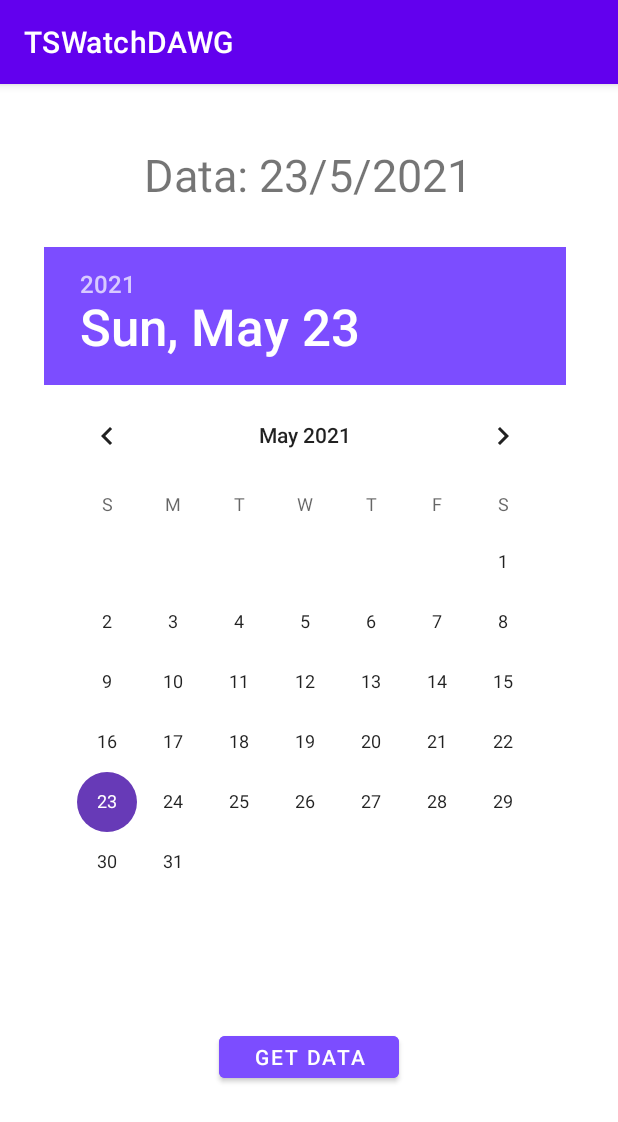
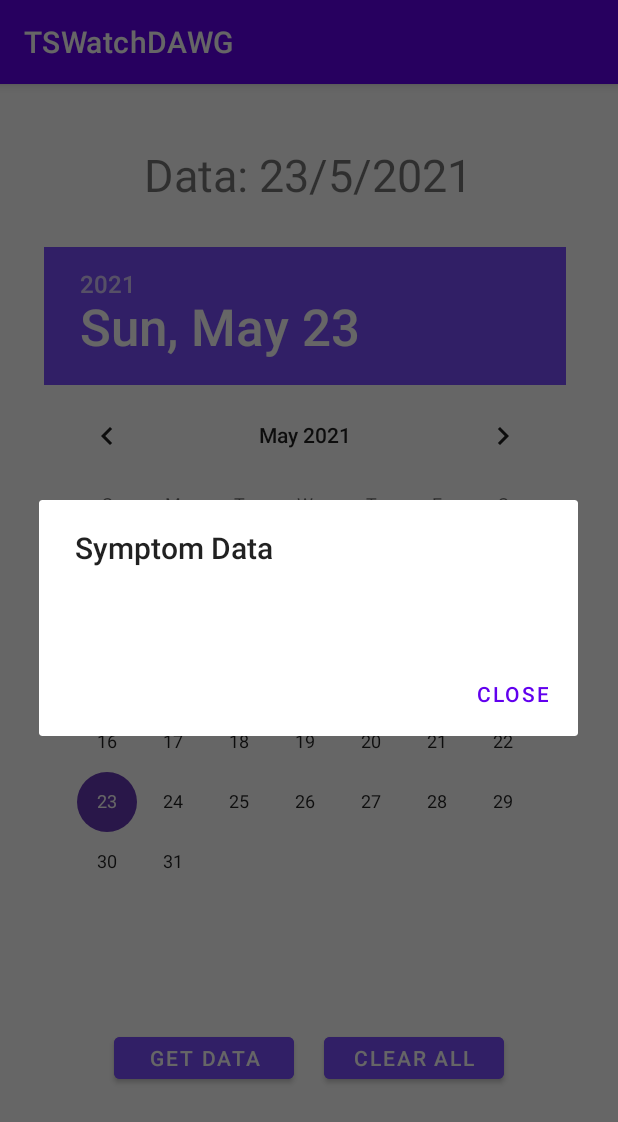
Before and after one commit to rnahum70/TSWatchDAWG, an Android app: the Data screen opened directly, with no data from a screen before it, after a tap on "GET DATA", on a phone screen of 412 x 824 dp. Shown: the top 1122 px of the screen. Run offline under Robolectric (Android 15) with nearby library versions, the phone set to English and light mode, and no system bars; our stand-ins replace Room's generated code.

Commit message:
added getting and clearing data features

```diff
--- a/app/src/main/java/com/example/tswatchdawg/Data.java
+++ b/app/src/main/java/com/example/tswatchdawg/Data.java
@@ -1,34 +1,137 @@
 package com.example.tswatchdawg;
 
+import androidx.appcompat.app.AlertDialog;
 import androidx.appcompat.app.AppCompatActivity;
 
+import android.content.DialogInterface;
 import android.content.Intent;
 import android.os.Bundle;
+import android.text.InputType;
+import android.util.Log;
 import android.view.View;
 import android.widget.Button;
 import android.widget.DatePicker;
+import android.widget.EditText;
 import android.widget.TextView;
+
+import com.example.tswatchdawg.db.Symptom;
+import com.example.tswatchdawg.db.TicDatabase;
+
+import java.util.List;
+import java.util.function.Function;
 
 
 public class Data extends AppCompatActivity {
 
     DatePicker picker;
-    Button btnGet;
+    Button btnGet, btnClear;
     TextView tvw;
+
+    Boolean confirmResult;
 
     @Override
     protected void onCreate(Bundle savedInstanceState) {
         super.onCreate(savedInstanceState);
         setContentView(R.layout.activity_data);
-        tvw=(TextView)findViewById(R.id.textView1);
-        picker=(DatePicker)findViewById(R.id.datePicker1);
-        btnGet=(Button)findViewById(R.id.button1);
+        tvw = findViewById(R.id.textView1);
+        picker = findViewById(R.id.datePicker1);
+        btnGet = findViewById(R.id.button1);
         btnGet.setOnClickListener(new View.OnClickListener() {
             @Override
             public void onClick(View v) {
                 tvw.setText("Data: "+ picker.getDayOfMonth()+"/"+ (picker.getMonth() + 1)+"/"+picker.getYear());
-                //i = new Intent(this,Data.class);startActivity(i)
+                getSymptoms("this argument doesn't do anything");
             }
         });
+
+        btnClear = findViewById(R.id.button2);
+        btnClear.setOnClickListener(new View.OnClickListener() {
+           @Override
+           public void onClick(View v) {
+               clearSymptoms();
+           }
+        });
     }
+
+
+    private void getSymptoms(String ticTime) {
+        TicDatabase db = TicDatabase.getDbInstance(this.getApplicationContext());
+        List<Symptom> allSymptoms = db.userDao().getAllUsers();
+
+        String stuff = "";
+        for (Symptom symptom: allSymptoms) {
+            stuff += symptom.ticType;
+            stuff += "\n";
+        } // TODO how should we present this data?
+
+        popup("Symptom Data", stuff);
+    }
+
+    private void clearSymptoms() {
+        AlertDialog.Builder builder = new AlertDialog.Builder(this);
+        builder.setTitle("Clearing Data");
+        builder.setMessage("Are you sure you want to clear all symptom data? This action cannot be reversed.");
+        builder.setCancelable(true);
+        builder.setPositiveButton("Proceed", (dialog, which) -> {
+            TicDatabase db = TicDatabase.getDbInstance(this.getApplicationContext());
+            List<Symptom> allSymptoms = db.userDao().getAllUsers();
+            for (Symptom symptom : allSymptoms) {
+                db.userDao().deleteSymptom(symptom);
+                Log.d("okapi", "deleting symptom: "+symptom);
+            }
+        });
+        builder.setNegativeButton("Cancel", (dialog, which) -> {
+        });
+
+        builder.show();
+//        finish();
+    }
+
+    private void popup(String title, String message) {
+        AlertDialog.Builder builder = new AlertDialog.Builder(this);
+        builder.setTitle(title);
+        builder.setMessage(message);
+        builder.setCancelable(false);
+
+//        // Set up the input
+//        final EditText input = new EditText(this);
+//        input.setInputType(InputType.TYPE_CLASS_NUMBER);
+//        builder.setView(input);
+
+        // Set up the buttons
+        builder.setPositiveButton("CLOSE", new DialogInterface.OnClickListener() {
+            @Override
+            public void onClick(DialogInterface dialog, int which) {
+//                subject_id = input.getText().toString();
+//                login(subject_id);
+            }
+        });
+
+        builder.show();
+    }
+
+//    private void textEntry(String title, String message) {
+//
+//        AlertDialog.Builder builder = new AlertDialog.Builder(this);
+//        builder.setTitle(title);
+//        builder.setMessage(message);
+//        builder.setCancelable(false);
+//
+//        // Set up the input
+//        final EditText input = new EditText(this);
+//        input.setInputType(InputType.TYPE_CLASS_NUMBER);
+//        builder.setView(input);
+//
+//        // Set up the buttons
+//        builder.setPositiveButton("Enter", new DialogInterface.OnClickListener() {
+//            @Override
+//            public void onClick(DialogInterface dialog, int which) {
+////                result = input.getText().toString();
+//            }
+//        });
+//
+//        builder.show();
+//    }
+
+
 }
--- a/app/src/main/java/com/example/tswatchdawg/db/TicDatabase.java
+++ b/app/src/main/java/com/example/tswatchdawg/db/TicDatabase.java
@@ -12,6 +12,7 @@ import androidx.room.RoomDatabase;
         entities={Symptom.class},
         version = 1
 )
+
 
 public abstract class TicDatabase extends RoomDatabase {
     // Declare your data access objects as abstract
@@ -32,4 +33,5 @@ public abstract class TicDatabase extends RoomDatabase {
         }
         return INSTANCE;
     }
+
 }
--- a/app/src/main/java/com/example/tswatchdawg/db/UserDao.java
+++ b/app/src/main/java/com/example/tswatchdawg/db/UserDao.java
@@ -16,6 +16,10 @@ public interface UserDao {
     List<Symptom> getAllUsers();
     //public User getById(int id);
 
+    // TODO implement this (requires migration)
+//    @Query("SELECT * FROM Symptom WHERE TicTimeMillis BETWEEN :minTime AND :maxTime")
+//    public List<Symptom> loadAllUsersBetweenAges(long minTime, long maxTime);
+
 //    @Insert(onConflict = OnConflictStrategy.REPLACE)
 //    public Long insertUser(User user);
 
@@ -24,4 +28,6 @@ public interface UserDao {
 
     @Delete
     void deleteSymptom(Symptom symptom);
+
+
 }
--- a/app/src/main/res/layout/activity_data.xml
+++ b/app/src/main/res/layout/activity_data.xml
@@ -34,16 +34,32 @@
         app:layout_constraintStart_toStartOf="parent"
         app:layout_constraintTop_toBottomOf="@+id/textView1" />
 
-    <Button
-        android:id="@+id/button1"
-        android:layout_width="120dp"
-        android:layout_height="40dp"
-        android:backgroundTint="@color/deeppurple"
-        android:text="Get Data"
+    <LinearLayout
+        android:layout_width="match_parent"
+        android:layout_height="wrap_content"
+        android:gravity="center"
         app:layout_constraintBottom_toBottomOf="parent"
         app:layout_constraintEnd_toEndOf="parent"
         app:layout_constraintStart_toStartOf="parent"
         app:layout_constraintTop_toBottomOf="@+id/datePicker1"
-        app:layout_constraintVertical_bias="0.476" />
+        app:layout_constraintVertical_bias="0.476">
+        <Button
+            android:id="@+id/button1"
+            android:layout_margin="10dp"
+            android:layout_width="120dp"
+            android:layout_height="40dp"
+            android:backgroundTint="@color/deeppurple"
+            android:text="Get Data"
+            />
+
+        <Button
+            android:layout_margin="10dp"
+            android:id="@+id/button2"
+            android:layout_width="120dp"
+            android:layout_height="40dp"
+            android:backgroundTint="@color/deeppurple"
+            android:text="CLEAR ALL"
+            />
+    </LinearLayout>
 
 </androidx.constraintlayout.widget.ConstraintLayout>
```
Also changed, not shown: app/src/main/java/com/example/tswatchdawg/Tic.java (+4 -32 lines).
